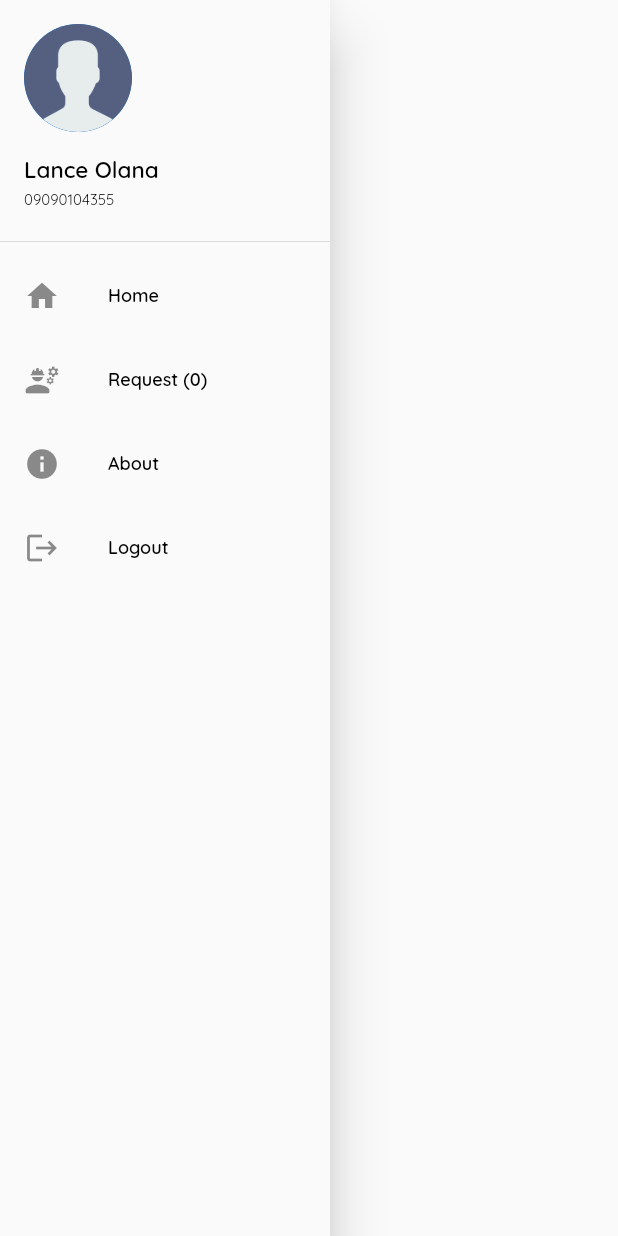
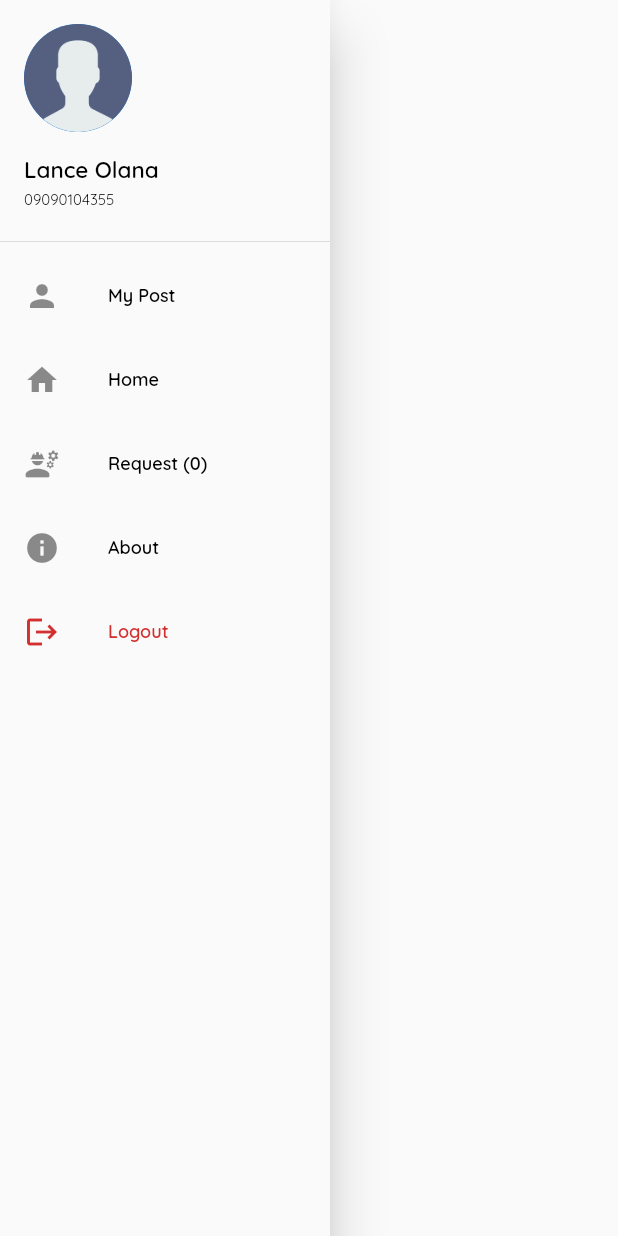
Before and after one commit to lansoyyy/bootcamp_capstone, a Flutter app: the DrawerWidget widget shown alone on an empty page, opened directly, on a phone screen of 412 x 824 dp. Run offline on Flutter 3.47's test engine with Material 2 defaults, Android fonts, the phone set to English and light mode, and no system bars; our stand-ins replace floating_bottom_navigation_bar, material_floating_search_bar.

Commit message:
Initial Commit

```diff
--- a/lib/presentation/widgets/drawer_widget.dart
+++ b/lib/presentation/widgets/drawer_widget.dart
@@ -16,8 +16,8 @@ class _MyDrawerState extends State<DrawerWidget> {
       child: Drawer(
         child: ListView(
           padding: const EdgeInsets.only(top: 0),
-          children: const <Widget>[
-            UserAccountsDrawerHeader(
+          children: <Widget>[
+            const UserAccountsDrawerHeader(
               decoration: BoxDecoration(),
               accountEmail: TextRegular(
                   text: '09090104355', color: Colors.black, fontSize: 10),
@@ -29,23 +29,61 @@ class _MyDrawerState extends State<DrawerWidget> {
                 backgroundImage: AssetImage('assets/images/profile.png'),
               ),
             ),
-            ListTile(
+            const ListTile(
+              leading: Icon(Icons.person),
+              title:
+                  TextBold(text: 'My Post', color: Colors.black, fontSize: 12),
+            ),
+            const ListTile(
               leading: Icon(Icons.home),
               title: TextBold(text: 'Home', color: Colors.black, fontSize: 12),
             ),
-            ListTile(
+            const ListTile(
               leading: Icon(Icons.engineering_rounded),
               title: TextBold(
                   text: 'Request (0)', color: Colors.black, fontSize: 12),
             ),
-            ListTile(
+            const ListTile(
               leading: Icon(Icons.info),
               title: TextBold(text: 'About', color: Colors.black, fontSize: 12),
             ),
             ListTile(
-              leading: Icon(Icons.logout),
-              title:
-                  TextBold(text: 'Logout', color: Colors.black, fontSize: 12),
+              onTap: () {
+                showDialog(
+                    context: context,
+                    builder: (context) => AlertDialog(
+                          title: const TextBold(
+                              text: 'Logout Confirmation',
+                              color: Colors.black,
+                              fontSize: 14),
+                          content: const TextRegular(
+                              text: 'Are you sure you want to logout?',
+                              color: Colors.black,
+                              fontSize: 12),
+                          actions: <Widget>[
+                            FlatButton(
+                              onPressed: () => Navigator.of(context).pop(true),
+                              child: const TextBold(
+                                  text: 'Close',
+                                  color: Colors.black,
+                                  fontSize: 12),
+                            ),
+                            FlatButton(
+                              onPressed: () => Navigator.of(context).pop(true),
+                              child: const TextBold(
+                                  text: 'Continue',
+                                  color: Colors.black,
+                                  fontSize: 12),
+                            ),
+                          ],
+                        ));
+              },
+              leading: Icon(
+                Icons.logout,
+                color: Colors.red[700],
+              ),
+              title: TextBold(
+                  text: 'Logout', color: Colors.red[700]!, fontSize: 12),
             ),
           ],
         ),
```
